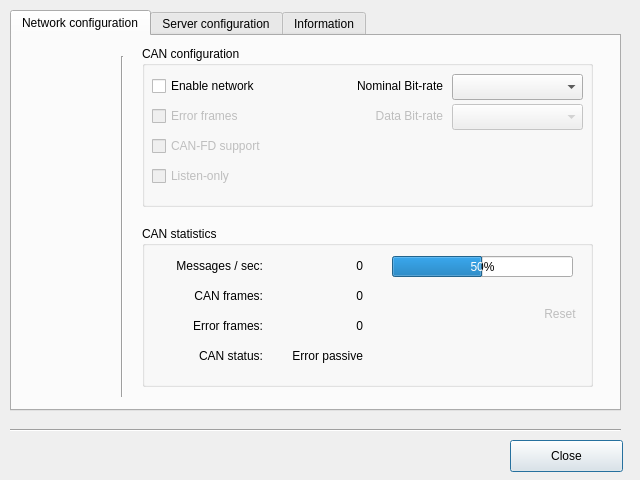
canpie/CANpie, file source/qcan/applications/server/forms/ServerConfig.ui: the form before one commit.
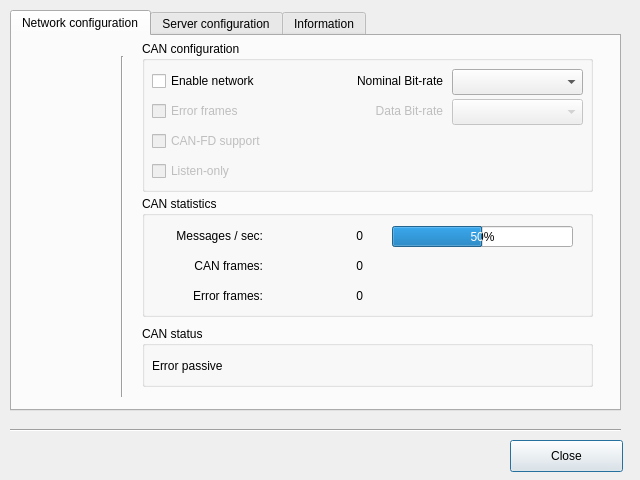
The form after the commit. Icons and pictures are not drawn.

Commit message: New look of CANpie server dialog

```diff
--- a/source/qcan/applications/server/forms/ServerConfig.ui
+++ b/source/qcan/applications/server/forms/ServerConfig.ui
@@ -71,9 +71,9 @@
      <property name="geometry">
       <rect>
        <x>130</x>
-       <y>10</y>
+       <y>5</y>
        <width>451</width>
-       <height>161</height>
+       <height>151</height>
       </rect>
      </property>
      <property name="title">
@@ -203,9 +203,9 @@
      <property name="geometry">
       <rect>
        <x>130</x>
-       <y>190</y>
+       <y>160</y>
        <width>451</width>
-       <height>161</height>
+       <height>121</height>
       </rect>
      </property>
      <property name="title">
@@ -323,14 +323,56 @@
        <set>Qt::AlignRight|Qt::AlignTrailing|Qt::AlignVCenter</set>
       </property>
      </widget>
-     <widget class="QToolButton" name="pclBtnStatResetM">
+    </widget>
+    <widget class="Line" name="line_2">
+     <property name="geometry">
+      <rect>
+       <x>100</x>
+       <y>20</y>
+       <width>20</width>
+       <height>341</height>
+      </rect>
+     </property>
+     <property name="orientation">
+      <enum>Qt::Vertical</enum>
+     </property>
+    </widget>
+    <widget class="QGroupBox" name="pclGrpNetworkStatusM">
+     <property name="geometry">
+      <rect>
+       <x>130</x>
+       <y>290</y>
+       <width>451</width>
+       <height>61</height>
+      </rect>
+     </property>
+     <property name="title">
+      <string>CAN status</string>
+     </property>
+     <widget class="QLabel" name="pclTxtStatusBusM">
+      <property name="geometry">
+       <rect>
+        <x>10</x>
+        <y>30</y>
+        <width>121</width>
+        <height>20</height>
+       </rect>
+      </property>
+      <property name="text">
+       <string>Error passive</string>
+      </property>
+      <property name="alignment">
+       <set>Qt::AlignLeading|Qt::AlignLeft|Qt::AlignVCenter</set>
+      </property>
+     </widget>
+     <widget class="QToolButton" name="pclBtnStatusResetM">
       <property name="enabled">
        <bool>false</bool>
       </property>
       <property name="geometry">
        <rect>
-        <x>400</x>
-        <y>70</y>
+        <x>390</x>
+        <y>20</y>
         <width>36</width>
         <height>36</height>
        </rect>
@@ -348,7 +390,7 @@
        <string notr="true">border: 0px;</string>
       </property>
       <property name="text">
-       <string>Reset</string>
+       <string notr="true"/>
       </property>
       <property name="icon">
        <iconset resource="../server.qrc">
@@ -370,51 +412,6 @@
        <bool>true</bool>
       </property>
      </widget>
-     <widget class="QLabel" name="pclLblStatBusM">
-      <property name="geometry">
-       <rect>
-        <x>10</x>
-        <y>120</y>
-        <width>111</width>
-        <height>20</height>
-       </rect>
-      </property>
-      <property name="text">
-       <string>CAN status:</string>
-      </property>
-      <property name="alignment">
-       <set>Qt::AlignRight|Qt::AlignTrailing|Qt::AlignVCenter</set>
-      </property>
-     </widget>
-     <widget class="QLabel" name="pclTxtStatBusM">
-      <property name="geometry">
-       <rect>
-        <x>130</x>
-        <y>120</y>
-        <width>91</width>
-        <height>20</height>
-       </rect>
-      </property>
-      <property name="text">
-       <string>Error passive</string>
-      </property>
-      <property name="alignment">
-       <set>Qt::AlignRight|Qt::AlignTrailing|Qt::AlignVCenter</set>
-      </property>
-     </widget>
-    </widget>
-    <widget class="Line" name="line_2">
-     <property name="geometry">
-      <rect>
-       <x>100</x>
-       <y>20</y>
-       <width>20</width>
-       <height>341</height>
-      </rect>
-     </property>
-     <property name="orientation">
-      <enum>Qt::Vertical</enum>
-     </property>
     </widget>
    </widget>
    <widget class="QWidget" name="pclTabConfigServerM">
```
Left out of the diff: 2 changed lines with no effect on the pictures. The commit also changes 1 other file.
